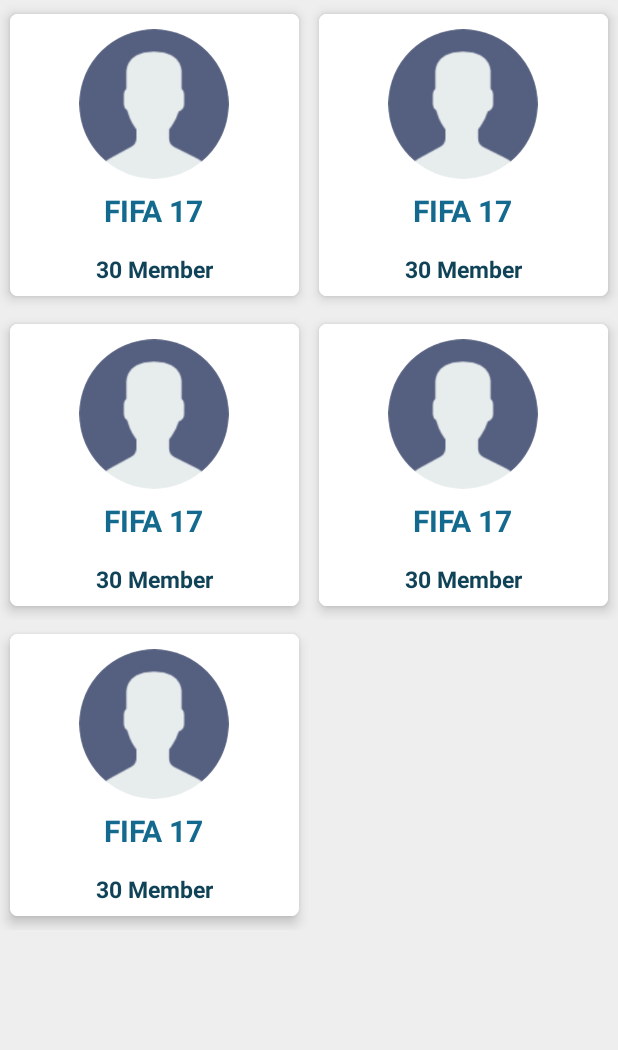
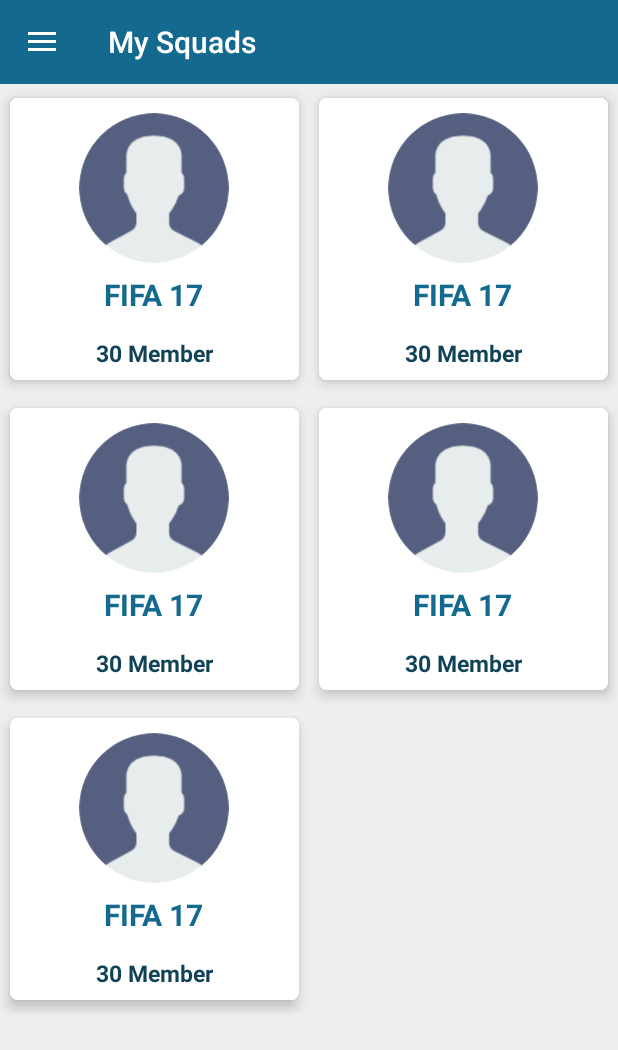
Before and after one commit to mostafabder/BlendIn, an Android app: the Navigation_activity screen opened directly, with no data from a screen before it, in the side drawer, after a tap on "My squad", on a phone screen of 412 x 824 dp. Shown: the top 1050 px of the screen. Run offline under Robolectric (Android 15) with nearby library versions, the light colour scheme and no system bars; our stand-ins replace CircleImageView; libraries missing offline, so code that uses them is left out: org.apmem.tools; 2 statements that could not run were skipped.

Commit message:
Design Fixes 1# (#3)

```diff
--- a/app/src/main/java/com/example/android/blendin/Navigation_activity.java
+++ b/app/src/main/java/com/example/android/blendin/Navigation_activity.java
@@ -10,6 +10,7 @@
 import android.support.annotation.Nullable;
 import android.support.annotation.RequiresApi;
 import android.support.design.widget.NavigationView;
+import android.support.v7.app.ActionBar;
 import android.transition.Fade;
 import android.support.v4.app.Fragment;
 import android.support.v4.app.FragmentTransaction;
@@ -46,17 +47,20 @@
         super.onCreate(savedInstanceState);
         setContentView(R.layout.navigation_activity);
 
+        toolbar = (Toolbar) findViewById(R.id.toolbar);
+        setSupportActionBar(toolbar);
 
         DrawerLayout drawer = (DrawerLayout) findViewById(R.id.drawer_layout);
-        ActionBarDrawerToggle toggle = new ActionBarDrawerToggle(this,drawer,R.string.open_navigation,R.string.close_navigation);
+        ActionBarDrawerToggle toggle = new ActionBarDrawerToggle(this, drawer, toolbar, R.string.open_navigation, R.string.close_navigation);
         drawer.setDrawerListener(toggle);
         toggle.syncState();
+
         // Opens Default Fragment -> Newsfeed
         // transmission(new NewsfeedFragment(),"news");
         FragmentTransaction fragmentTransaction = getSupportFragmentManager().beginTransaction();
         fragmentTransaction.replace(R.id.content_main, new NewsfeedFragment(), "news");
         fragmentTransaction.commit();
-        //getSupportActionBar().setTitle("Newsfeed");
+        getSupportActionBar().setTitle("Newsfeed");
 
         navigationView = (NavigationView) findViewById(R.id.nav_view);
         navigationView.setNavigationItemSelectedListener(this);
@@ -67,22 +71,24 @@
         // Handling navigation view item clicks.
         int id = item.getItemId();
         if (id == R.id.profile_nav_item) {
-            transmission(new ProfileFragment(),"profile");
+            transmission(new ProfileFragment(), "Profile");
+
         } else if (id == R.id.hangouts_nav_item) {
-            transmission(new HangoutFragment(), "hangouts");
+            transmission(new HangoutFragment(), "Hangouts");
 
         } else if (id == R.id.Newsfeed_nav_item) {
-            transmission(new NewsfeedFragment(), "news");
+            transmission(new NewsfeedFragment(), "Newsfeed");
 
         } else if (id == R.id.request_nav_item) {
-            transmission(new RequestFragment(), "req");
+            transmission(new RequestFragment(), "Requests");
 
         } else if (id == R.id.Mysquad_nav_item) {
-            transmission(new MysquadFragment(), "squad");
+            transmission(new MysquadFragment(), "My Squads");
 
         } else if (id == R.id.settings_nav_item) {
             //TODO :: Settings Fragment
             //transmission(new SettingsFragment(),"set");
+            getSupportActionBar().setTitle("Settings");
         } else if (id == R.id.signout_nav_item) {
             //TODO :: Sign out
         }
@@ -107,6 +113,7 @@
         fragmentTransaction.setCustomAnimations(R.anim.enter_left, R.anim.exit_right);
         fragmentTransaction.replace(R.id.content_main, nxtfragment, key);
         fragmentTransaction.commit();
+        getSupportActionBar().setTitle(key);
     }
 
     public void addInterest(View view) {
--- /dev/null
+++ b/app/src/main/res/layout/app_bar_main.xml
@@ -0,0 +1,23 @@
+<android.support.design.widget.CoordinatorLayout xmlns:android="http://schemas.android.com/apk/res/android"
+    xmlns:app="http://schemas.android.com/apk/res-auto"
+    xmlns:fancy="http://schemas.android.com/apk/res-auto"
+    xmlns:tools="http://schemas.android.com/tools"
+    android:layout_width="match_parent"
+    android:layout_height="wrap_content"
+    tools:context="com.example.android.blendin.Navigation_activity">
+
+    <android.support.design.widget.AppBarLayout
+        android:layout_width="match_parent"
+        android:layout_height="wrap_content"
+        android:theme="@style/AppTheme.AppBarOverlay">
+
+        <android.support.v7.widget.Toolbar
+            android:id="@+id/toolbar"
+            android:layout_width="match_parent"
+            android:layout_height="?attr/actionBarSize"
+            android:background="@color/blue"
+            app:popupTheme="@style/AppTheme.PopupOverlay" />
+
+    </android.support.design.widget.AppBarLayout>
+
+</android.support.design.widget.CoordinatorLayout>
--- a/app/src/main/res/layout/navigation_activity.xml
+++ b/app/src/main/res/layout/navigation_activity.xml
@@ -1,33 +1,46 @@
 <?xml version="1.0" encoding="utf-8"?>
-<android.support.v4.widget.DrawerLayout xmlns:android="http://schemas.android.com/apk/res/android"
+<RelativeLayout xmlns:android="http://schemas.android.com/apk/res/android"
     xmlns:app="http://schemas.android.com/apk/res-auto"
     xmlns:tools="http://schemas.android.com/tools"
-    android:id="@+id/drawer_layout"
     android:layout_width="match_parent"
     android:layout_height="match_parent"
     android:fitsSystemWindows="true"
     tools:openDrawer="start"
     android:background="@color/offWhite">
 
+    <include
+        android:id="@+id/action_bar"
+        layout="@layout/app_bar_main" />
+
+    <android.support.v4.widget.DrawerLayout
+        android:id="@+id/drawer_layout"
+        android:layout_width="match_parent"
+        android:layout_height="match_parent"
+        android:layout_below="@id/action_bar"
+        android:background="@color/offWhite"
+        app:itemTextColor="@color/blue"
+        app:itemIconTint="#000"
+        android:fitsSystemWindows="true"
+        tools:openDrawer="start">
+
         <FrameLayout
             android:id="@+id/content_main"
             android:layout_width="match_parent"
             android:layout_height="match_parent"
-        tools:layout_editor_absoluteY="8dp"
+            app:layout_behavior="@string/appbar_scrolling_view_behavior"
             tools:layout_editor_absoluteX="8dp"
-        app:layout_behavior="@string/appbar_scrolling_view_behavior">
-    </FrameLayout>
+            tools:layout_editor_absoluteY="8dp"></FrameLayout>
 
         <android.support.design.widget.NavigationView
             android:id="@+id/nav_view"
             android:layout_width="wrap_content"
             android:layout_height="match_parent"
-        android:background="@color/offWhite"
-        app:itemTextColor="@color/blue"
-        app:itemIconTint="#000"
             android:layout_gravity="start"
+            android:background="#FFF"
             android:fitsSystemWindows="true"
             app:headerLayout="@layout/nav_header"
-        app:menu="@menu/nav_menus"
-        />
+            app:itemIconTint="#000"
+            app:itemTextColor="#34309e"
+            app:menu="@menu/nav_menus" />
     </android.support.v4.widget.DrawerLayout>
+</RelativeLayout>
--- a/app/src/main/res/values/styles.xml
+++ b/app/src/main/res/values/styles.xml
@@ -34,4 +34,14 @@
         <item name="android:textColor">@android:color/white</item>
         <item name="android:textSize">14sp</item>
     </style>
+
+    <style name="HomeTheme" parent="Theme.AppCompat.DayNight.NoActionBar">
+        <!-- Customize your theme here. -->
+        <item name="colorPrimary">@color/colorPrimary</item>
+        <item name="colorPrimaryDark">@color/colorPrimaryDark</item>
+        <item name="colorAccent">@color/colorAccent</item>
+        <item name="windowActionBar">false</item>
+        <item name="windowNoTitle">true</item>
+    </style>
+
 </resources>
```
Lines whose indentation alone changed are shown as unchanged.
